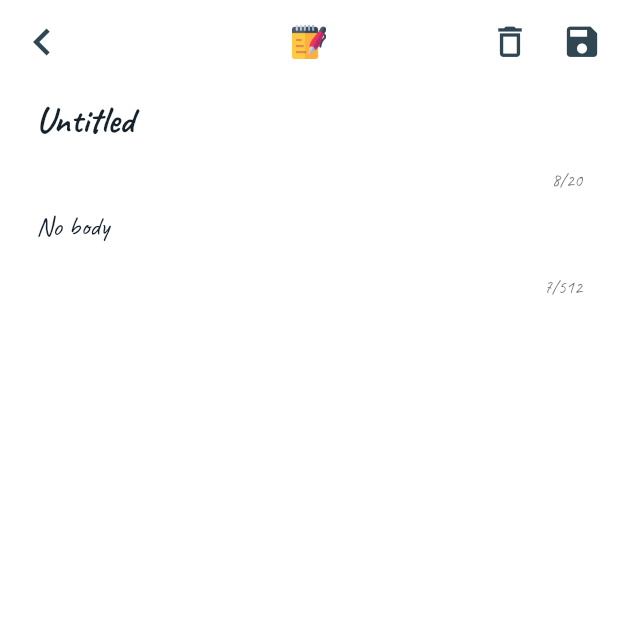
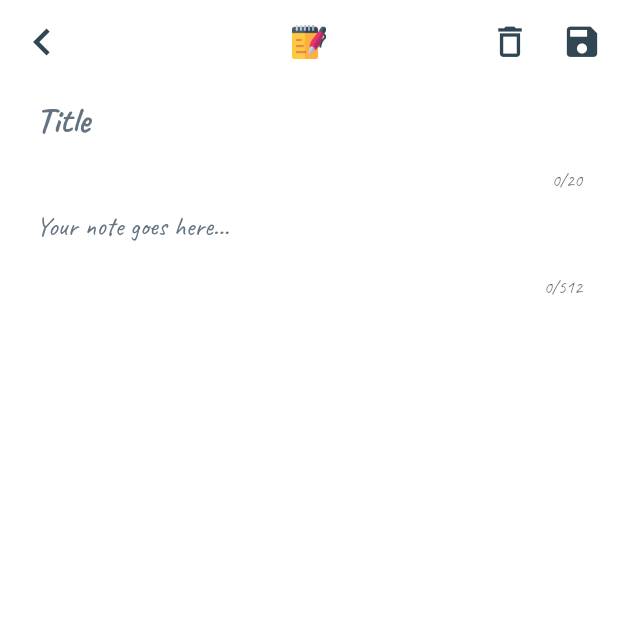
Before and after one commit to kabirnayeem99/flutter_note_app, a Flutter app: the screen it shows after launch, after a tap on the "create" icon, on a phone screen of 412 x 824 dp, the top half of it. Run offline on Flutter 3.47's test engine with Material 2 defaults, Android fonts, the phone set to English and light mode, and no system bars; our stand-ins replace sqflite; accounts and stored records are empty.

Commit message:
📝 successfully fixed note list view, but note update feature is yet to be fixed.

```diff
--- a/lib/ui/screens/notes_list_screen.dart
+++ b/lib/ui/screens/notes_list_screen.dart
@@ -5,42 +5,65 @@ import 'package:flutter_note_app/constants.dart';
 import 'package:flutter_note_app/ui/screens/write_note_screen.dart';
 import 'package:flutter_note_app/ui/widgets/logo_image_title.dart';
 import 'package:flutter_note_app/ui/widgets/notes_list_tile.dart';
+import 'package:path/path.dart';
 import 'package:sqflite/sqflite.dart';
 
 class NotesListScreen extends StatefulWidget {
+  NotesListScreen({Key key}) : super(key: key);
+
   @override
   _NotesListScreenState createState() => _NotesListScreenState();
 }
 
 class _NotesListScreenState extends State<NotesListScreen> {
   DatabaseHelper databaseHelper = DatabaseHelper();
-  int counter = 0;
-  List<Note> noteList;
+  Note note;
+  List<Note> noteList = [];
+  int count = 0;
 
-  void navigateToWriteNote(Note note) async {
-    await Navigator.push(
+  void _deleteNote(BuildContext context, Note note) async {
+    int result = await databaseHelper.deleteNoteFromDb(note.id);
+    if (result != 0) {
+      _showSnackBar(context, 'Note Deleted Successfully');
+      updateListView();
+    }
+  }
+
+  void _showSnackBar(BuildContext context, String message) {
+    final snackBar = SnackBar(content: Text(message));
+    Scaffold.of(context).showSnackBar(snackBar);
+  }
+
+  void updateListView() {
+    final Future<Database> dbFuture = databaseHelper.initialiseDatabase();
+    dbFuture.then((database) {
+      Future<List<Note>> noteListFuture = databaseHelper.getNoteList();
+      noteListFuture.then((noteList) {
+        setState(() {
+          this.noteList = noteList;
+          this.count = noteList.length;
+          print("$noteList, ${noteList.length}");
+        });
+      });
+    });
+  }
+
+  void navigateToWriteNote(BuildContext context, Note note) async {
+    bool result = await Navigator.push(
       context,
       MaterialPageRoute(
         builder: (context) => WriteNoteScreen(note),
       ),
     );
+
+    if (result == true) {
+      updateListView();
+    }
   }
 
   @override
   Widget build(BuildContext context) {
-    updateListView();
-    return Scaffold(
-        appBar: AppBar(
-          leading: Transform.scale(
-            scale: 0.5,
-            child: LogoImageTitle(
-              height: 23,
-              width: 23,
-            ),
-          ),
-          backgroundColor: Colors.white,
-          elevation: 0.0,
-          actions: <Widget>[
+    List<Widget> actionsList = [
       IconButton(
         icon: Icon(
           Icons.search,
@@ -57,9 +80,27 @@ class _NotesListScreenState extends State<NotesListScreen> {
         ),
         onPressed: () => {},
       ),
-          ],
+    ];
+    return Scaffold(
+      appBar: AppBar(
+        leading: Transform.scale(
+          scale: 0.5,
+          child: LogoImageTitle(
+            height: 23,
+            width: 23,
           ),
-        floatingActionButton: Container(
+        ),
+        backgroundColor: Colors.white,
+        elevation: 0.0,
+        actions: actionsList,
+      ),
+      body: buildNoteListView(),
+      floatingActionButton: floatingActionButtonNote(context),
+    );
+  }
+
+  Container floatingActionButtonNote(BuildContext context) {
+    return Container(
       height: 48.0,
       width: 48.0,
       child: FloatingActionButton(
@@ -67,60 +108,34 @@ class _NotesListScreenState extends State<NotesListScreen> {
         backgroundColor: buttonColor,
         elevation: 1,
         onPressed: () {
-              navigateToWriteNote(Note("Untitled", "No body"));
+          navigateToWriteNote(context, Note("", ""));
         },
       ),
-        ),
-        body: ListView.builder(
-            itemCount: counter,
-            itemBuilder: (BuildContext context, int index) {
-              return Card(
-                child: Text("$index", style: TextStyle(color: Colors.red)),
     );
-            }));
-    //     NoteListTile(
-    //       index: index,
-    //       context: context,
-    //       noteList: noteList,
-    // //       callFunction: updateListView(),
-    //     )
-    //   },
-    // )
-//    ListView(
-//            padding: const EdgeInsets.all(8),
-//            children: <Widget>[
-//              NoteListTile(),
-//              NoteListTile(),
-//              NoteListTile(),
-//              NoteListTile(),
-//              NoteListTile(),
-//              NoteListTile(),
-//              NoteListTile(),
-//              NoteListTile(),
-//            ],
-//          ),
-    //         ),
-    //   ),
-    // );
   }
 
-  updateListView() {
-    //   /*
-    //     wil call the singleton object
-    //     after getting the database i will then get the instance
-    //     of the notelist.
-    //     after getting the notelist i will update
-    //     the vars of this class.
-    //    */
-    //   final Future<Database> dbFuture = databaseHelper.initialiseDatabase();
-    //   dbFuture.then((database) {
-    //     Future<List<Note>> noteListFuture = databaseHelper.getNoteList();
-    //     noteListFuture.then((noteList) {
-    //       setState(() {
-    //         this.noteList = noteList;
-    //         this.counter = noteList.length;
-    //       });
-    //     });
-    //   });
+  ListView buildNoteListView() {
+    return ListView.builder(
+      itemCount: count,
+      itemBuilder: (context, index) {
+        return ListTile(
+          title: Text(noteList[index].title),
+          subtitle: Text(noteList[index].noteBody),
+          trailing: GestureDetector(
+            child: Icon(
+              Icons.delete,
+              color: Colors.grey,
+            ),
+            onTap: () {
+              _deleteNote(context, noteList[index]);
+            },
+          ),
+          onTap: () {
+            debugPrint("$index ListTile Tapped");
+            navigateToWriteNote(context, this.noteList[index]);
+          },
+        );
+      },
+    );
   }
 }
--- a/lib/ui/screens/write_note_screen.dart
+++ b/lib/ui/screens/write_note_screen.dart
@@ -81,7 +81,7 @@ class _WriteNoteScreenState extends State<WriteNoteScreen> {
     return WillPopScope(
       // ignore: missing_return
       onWillPop: () {
-        Navigator.pop(context);
+        Navigator.pop(context, true);
       },
       child: Scaffold(
         appBar: AppBar(
@@ -94,7 +94,7 @@ class _WriteNoteScreenState extends State<WriteNoteScreen> {
             iconSize: titleFontSize,
             onPressed: () {
               saveNote();
-              Navigator.pop(context);
+              Navigator.pop(context, true);
             },
           ),
           backgroundColor: Colors.white,
```
Lines whose indentation alone changed are shown as unchanged.
